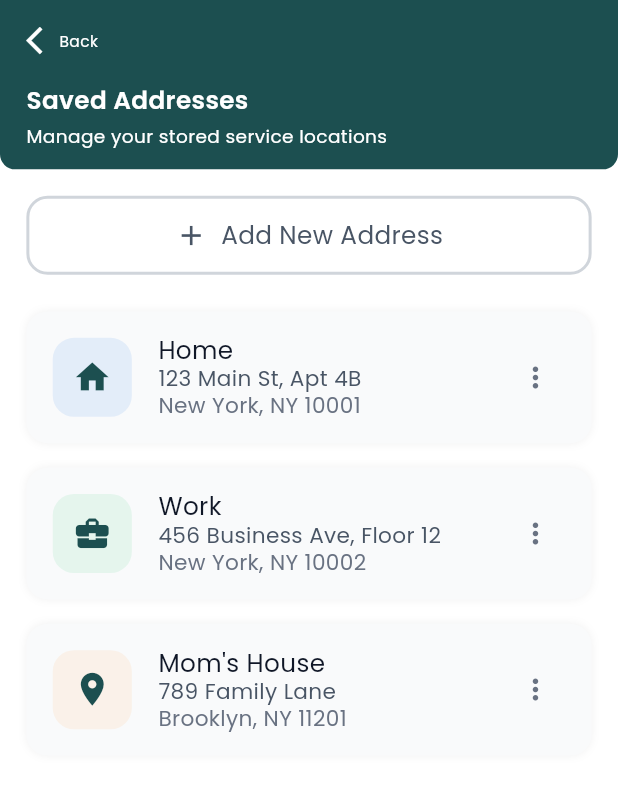
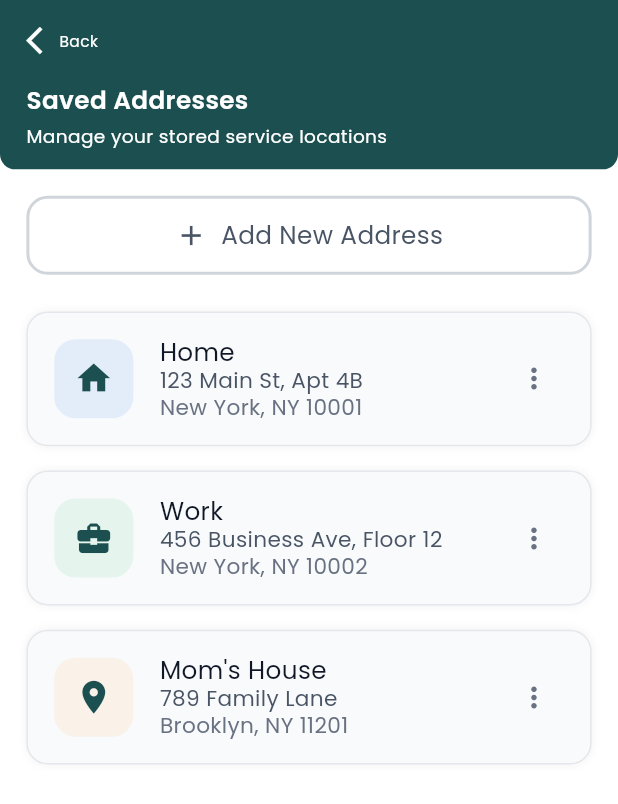
Before and after one commit to nuhan021/aryegrunzweig, a Flutter app: the SavedAddressesScreen screen opened by its route, on a phone screen of 412 x 824 dp. Shown: the top 804 px of the screen. Run offline on Flutter 3.47's test engine with Material 3 defaults, Android fonts, the phone set to English and light mode, and no system bars; our stand-ins replace cached_network_image, carousel_slider, country_code_picker, flutter_otp_text_field, flutter_screenutil, get and 7 more; accounts and stored records are empty.

Commit message:
border outline added for a container

```diff
--- a/lib/features/profile/saved_addresses/widgets/address_card.dart
+++ b/lib/features/profile/saved_addresses/widgets/address_card.dart
@@ -18,6 +18,7 @@ class AddressCard extends StatelessWidget {
       decoration: BoxDecoration(
         color: const Color(0xFFF9FAFB),
         borderRadius: BorderRadius.circular(14.r),
+        border: Border.all(color: const Color(0xFFE4E7EB), width: 1),
         boxShadow: [
           BoxShadow(
             color: Colors.black.withValues(alpha: 0.05),
```
